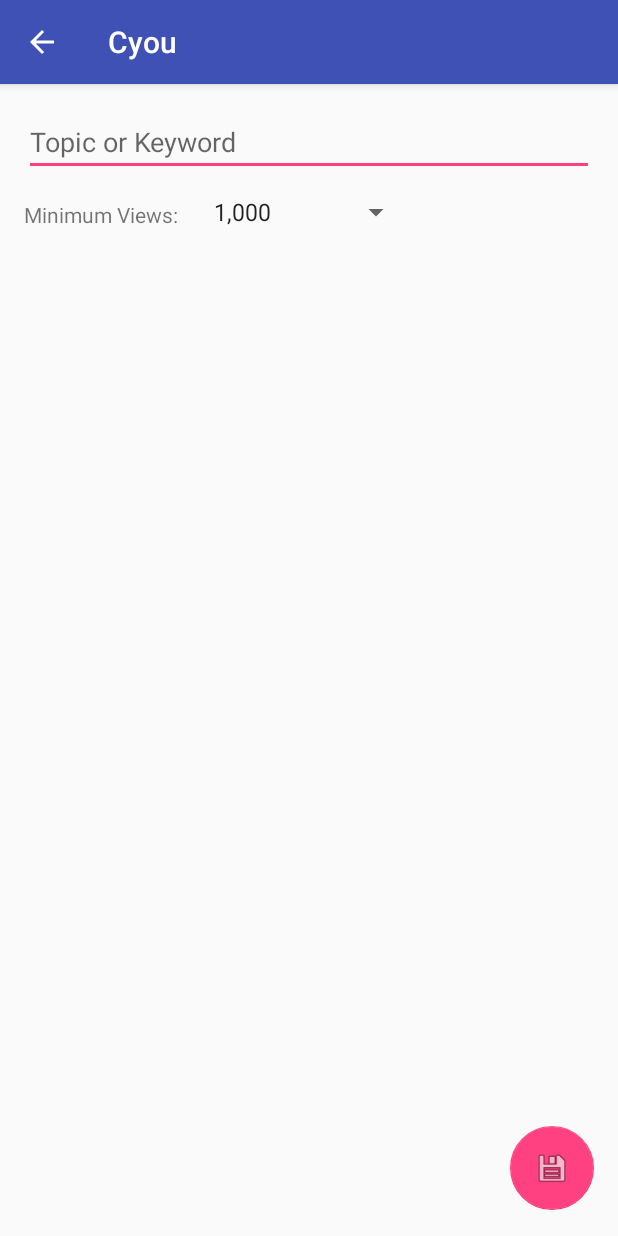
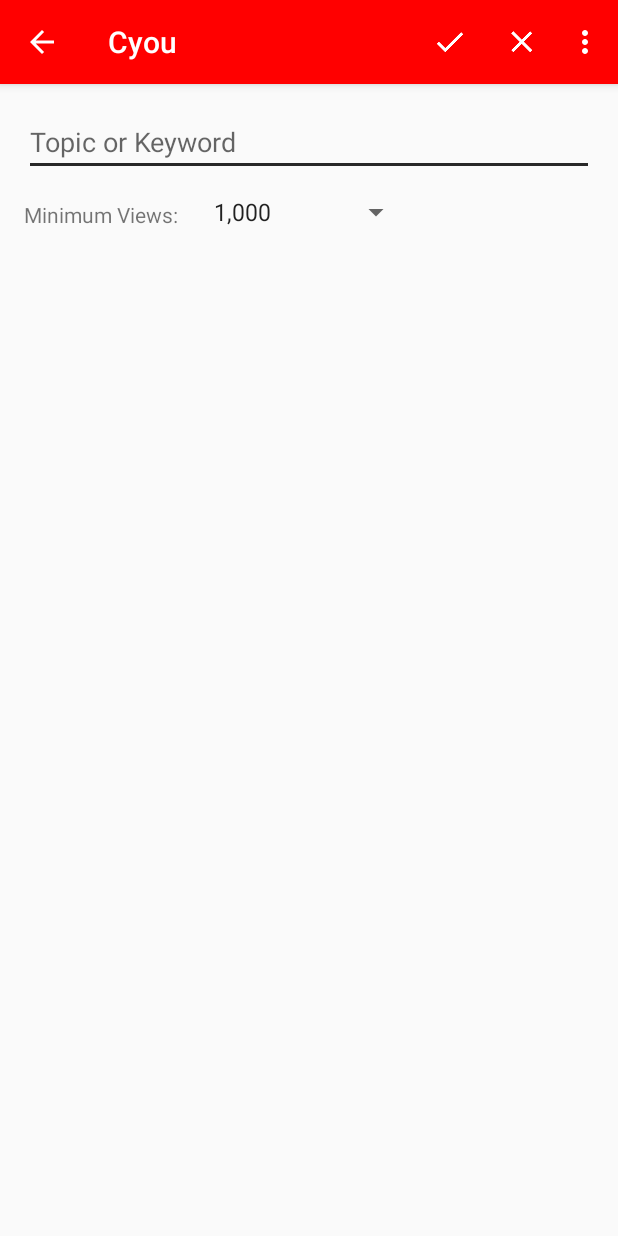
Before and after one commit to tkamat/Youwatch, an Android app: the TopicPickerFragment screen opened directly, with no data from a screen before it, on a phone screen of 412 x 824 dp. Run offline under Robolectric (Android 15) with nearby library versions, the phone set to English and light mode, and no system bars; 3 statements that could not run were skipped.

Commit message:
Finalized TopicPicker layout and changed color scheme

```diff
--- a/app/src/main/java/com/tkamat/android/cyou/Topic.java
+++ b/app/src/main/java/com/tkamat/android/cyou/Topic.java
@@ -12,6 +12,12 @@ public class Topic {
         this.mTopicName = mTopicName;
         this.mMinViews = mMinViews;
         this.mID = UUID.randomUUID();
+    }
+
+    public Topic(String mTopicName, int mMinViews, UUID mID) {
+        this.mID = mID;
+        this.mTopicName = mTopicName;
+        this.mMinViews = mMinViews;
     }
 
     public String getmTopicName() {
--- a/app/src/main/java/com/tkamat/android/cyou/TopicPickerFragment.java
+++ b/app/src/main/java/com/tkamat/android/cyou/TopicPickerFragment.java
@@ -3,9 +3,7 @@ package com.tkamat.android.cyou;
 import android.os.Bundle;
 import android.support.design.widget.FloatingActionButton;
 import android.support.v4.app.Fragment;
-import android.view.LayoutInflater;
-import android.view.View;
-import android.view.ViewGroup;
+import android.view.*;
 import android.widget.ArrayAdapter;
 import android.widget.EditText;
 import android.widget.Spinner;
@@ -37,6 +35,10 @@ public class TopicPickerFragment extends Fragment {
     @Override
     public void onCreate(Bundle savedInstanceState) {
         super.onCreate(savedInstanceState);
+        setHasOptionsMenu(true);
+        mTopic = TopicList.get(getActivity()).getTopic((UUID) getArguments().getSerializable(ARG_TOPIC_ID));
+        if (mTopic == null)
+            mTopic = new Topic("", 100000, (UUID) getArguments().getSerializable(ARG_TOPIC_ID));
     }
 
     @Override
@@ -45,6 +47,7 @@ public class TopicPickerFragment extends Fragment {
         View v = inflater.inflate(R.layout.fragment_topic_picker, container, false);
 
         mTopicText = (EditText) v.findViewById(R.id.text_topic);
+        mTopicText.setText(mTopic.getmTopicName());
         mViewSpinner = (Spinner) v.findViewById(R.id.spinner_views);
         mMatchesPerMonthText = (TextView) v.findViewById(R.id.matches_per_month) ;
         mSaveButton = (FloatingActionButton) v.findViewById(R.id.save_button);
@@ -55,4 +58,9 @@ public class TopicPickerFragment extends Fragment {
         return v;
     }
 
+    @Override
+    public void onCreateOptionsMenu(Menu menu, MenuInflater inflater) {
+        super.onCreateOptionsMenu(menu, inflater);
+        inflater.inflate(R.menu.fragment_topic_picker, menu);
+    }
 }
--- a/app/src/main/res/layout/fragment_topic_picker.xml
+++ b/app/src/main/res/layout/fragment_topic_picker.xml
@@ -37,13 +37,4 @@
             android:layout_marginLeft="16dp"
             app:layout_constraintLeft_toLeftOf="parent" android:layout_marginTop="64dp"
             app:layout_constraintTop_toBottomOf="@+id/view_hint"/>
-    <android.support.design.widget.FloatingActionButton
-            android:layout_width="56dp"
-            android:layout_height="56dp"
-            android:clickable="true"
-            app:srcCompat="@android:drawable/ic_menu_save"
-            android:id="@+id/save_button" android:layout_marginRight="16dp"
-            app:layout_constraintRight_toRightOf="parent" app:layout_constraintBottom_toBottomOf="parent"
-            android:layout_marginBottom="17dp" app:elevation="0dp"
-            tools:layout_editor_absoluteY="505dp"/>
 </android.support.constraint.ConstraintLayout>
--- a/app/src/main/res/menu/fragment_topic_picker.xml
+++ b/app/src/main/res/menu/fragment_topic_picker.xml
@@ -1,4 +1,17 @@
 <?xml version="1.0" encoding="utf-8"?>
-<menu xmlns:android="http://schemas.android.com/apk/res/android">
+<menu xmlns:android="http://schemas.android.com/apk/res/android" xmlns:app="http://schemas.android.com/apk/res-auto">
+    <item
+            android:id="@+id/save_button"
+            android:title="@string/save_button"
+            android:icon="@drawable/ic_done_white_24dp"
+            app:showAsAction="ifRoom|withText"
+    />
+    <item android:id="@+id/cancel_button"
+          android:title="@string/cancel_button"
+          android:icon="@drawable/ic_close_white_24dp"
+          app:showAsAction="ifRoom|withText"/>
+    <item android:id="@+id/delete_button"
+          android:title="@string/delete_button"
+          app:showAsAction="never"/>
 
 </menu>
--- a/app/src/main/res/values/colors.xml
+++ b/app/src/main/res/values/colors.xml
@@ -1,6 +1,6 @@
 <?xml version="1.0" encoding="utf-8"?>
 <resources>
-    <color name="colorPrimary">#3F51B5</color>
-    <color name="colorPrimaryDark">#303F9F</color>
-    <color name="colorAccent">#FF4081</color>
+    <color name="colorPrimary">#FF0000</color>
+    <color name="colorPrimaryDark">#8B0000</color>
+    <color name="colorAccent">#282828</color>
 </resources>
--- a/app/src/main/res/values/strings.xml
+++ b/app/src/main/res/values/strings.xml
@@ -3,5 +3,8 @@
     <string name="hint_topic">Topic or Keyword</string>
     <string name="hint_views">Minimum Views:</string>
     <string name="text_videos_past_month">%1$d matches with %2$d views or more last month</string>
+    <string name="save_button">Save</string>
+    <string name="cancel_button">Cancel</string>
+    <string name="delete_button">Delete</string>
 
 </resources>
```
Also changed, not shown: app/src/main/java/com/tkamat/android/cyou/TopicList.java (+58 -4 lines), app/src/main/java/com/tkamat/android/cyou/TopicRecyclerFragment.java (+34 -1 lines), app/src/main/java/database/TopicCursorWrapper.java (+21 -5 lines), app/src/main/res/layout/fragment_topic_list.xml (+23 -5 lines).
